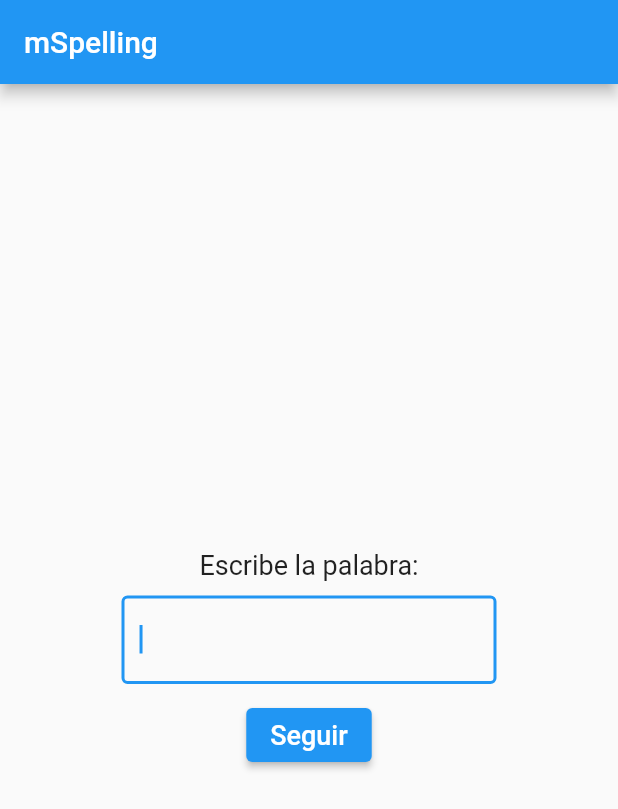
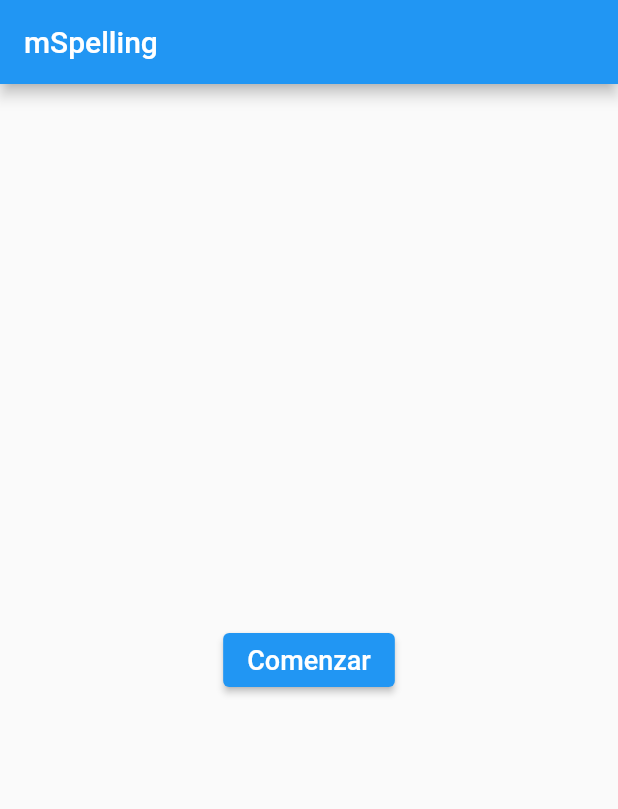
Before and after one commit to mario-bermonti/mspelling, a Flutter app: the SpellingScreen screen opened directly, on a phone screen of 412 x 824 dp. Shown: the top 809 px of the screen. Run offline on Flutter 3.47's test engine with Material 2 defaults, Android fonts, the phone set to English and light mode, and no system bars.

Commit message:
[ui] Remove code from SpellingScreen in Trial

```diff
--- a/mspelling/lib/screens/spelling.dart
+++ b/mspelling/lib/screens/spelling_activity/spelling_screen.dart
@@ -24,17 +24,11 @@ class _SpellingScreenState extends State<SpellingScreen> {
         column: Column(
           mainAxisAlignment: MainAxisAlignment.center,
           children: <Widget>[
-            const DefaultText(
-              text: 'Escribe la palabra:',
-            ),
-            const SpacingHolder(),
-            const DefaultTextField(),
-            const SpacingHolder(),
             ElevatedButton(
               onPressed: () {
-                Navigator.pushNamed(context, '/end');
+                Navigator.pushNamed(context, '/trial');
               },
-              child: const DefaultText(text: 'Seguir'),
+              child: const DefaultText(text: 'Comenzar'),
             ),
           ],
         ),
```
